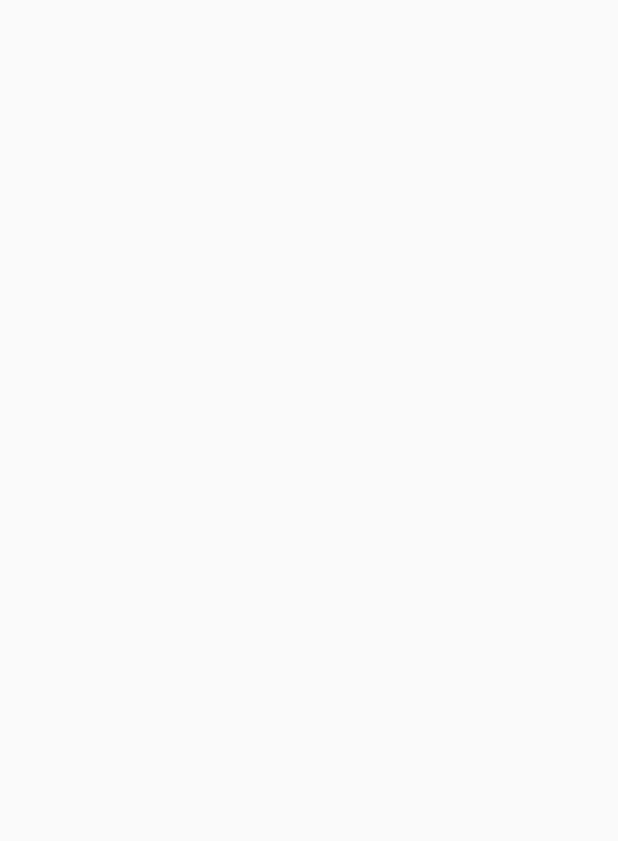
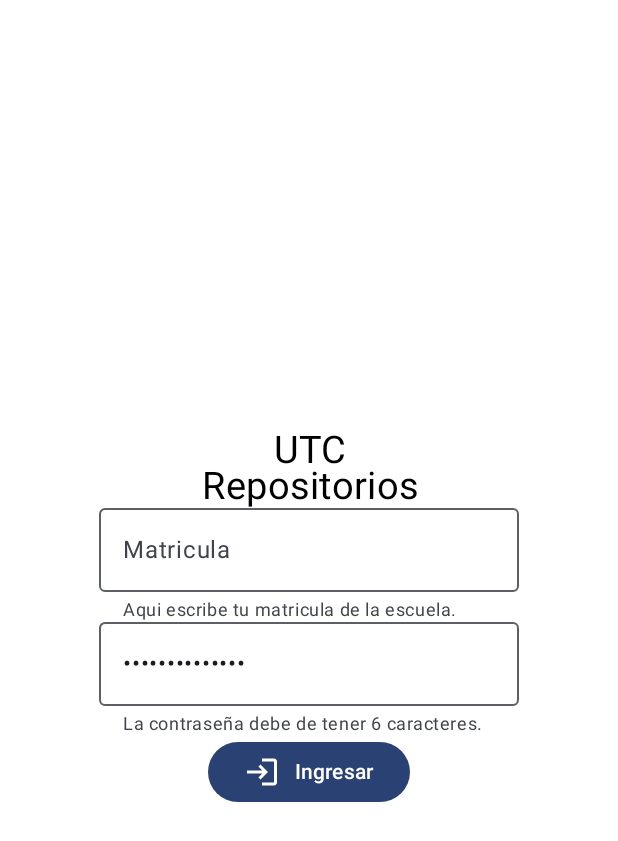
Before and after one commit to SebastianGH1/RepositorioProyectosApp, an Android app built with Jetpack Compose: the screen it shows after launch (MainActivity), on a phone screen of 412 x 824 dp. Before the commit the part shown is empty. Shown: the top 841 px of the screen. Run offline under Robolectric (Android 15) with nearby library versions, the phone set to English and light mode, and no system bars.

Commit message:
feat: agregue diseño del login

```diff
--- a/app/build.gradle
+++ b/app/build.gradle
@@ -47,7 +47,6 @@ android {
 }
 
 dependencies {
-
     implementation libs.androidx.core.ktx
     implementation libs.androidx.lifecycle.runtime.ktx
     implementation libs.androidx.activity.compose
--- a/app/src/main/AndroidManifest.xml
+++ b/app/src/main/AndroidManifest.xml
@@ -13,7 +13,7 @@
         android:theme="@style/Theme.RepositorioProyectosApp"
         tools:targetApi="31">
         <activity
-            android:name=".MainActivity"
+            android:name=".activitys.MainActivity"
             android:exported="true"
             android:label="@string/app_name"
             android:theme="@style/Theme.RepositorioProyectosApp">
--- a/app/src/main/java/com/utc/repositorios/MainActivity.kt
+++ b/app/src/main/java/com/utc/repositorios/activitys/MainActivity.kt
@@ -1,17 +1,11 @@
 
-package com.utc.repositorios
+package com.utc.repositorios.activitys
 
 import android.os.Bundle
 import androidx.activity.ComponentActivity
 import androidx.activity.compose.setContent
 import androidx.activity.enableEdgeToEdge
-import androidx.compose.foundation.layout.fillMaxSize
-import androidx.compose.foundation.layout.padding
-import androidx.compose.material3.Scaffold
-import androidx.compose.material3.Text
-import androidx.compose.runtime.Composable
-import androidx.compose.ui.Modifier
-import androidx.compose.ui.tooling.preview.Preview
+import com.utc.repositorios.design.LoginDesign
 import com.utc.repositorios.ui.theme.RepositorioProyectosAppTheme
 
 class MainActivity : ComponentActivity() {
@@ -20,6 +14,7 @@ class MainActivity : ComponentActivity() {
         enableEdgeToEdge()
         setContent {
             RepositorioProyectosAppTheme {
+                LoginDesign()
             }
         }
     }
--- /dev/null
+++ b/app/src/main/java/com/utc/repositorios/design/LoginDesign.kt
@@ -0,0 +1,97 @@
+package com.utc.repositorios.design
+
+import android.util.Log
+import androidx.compose.foundation.background
+import androidx.compose.foundation.layout.Arrangement
+import androidx.compose.foundation.layout.Column
+import androidx.compose.foundation.layout.Spacer
+import androidx.compose.foundation.layout.fillMaxSize
+import androidx.compose.foundation.layout.fillMaxWidth
+import androidx.compose.foundation.layout.padding
+import androidx.compose.foundation.layout.size
+import androidx.compose.material3.Button
+import androidx.compose.material3.Icon
+import androidx.compose.material3.OutlinedTextField
+import androidx.compose.material3.Text
+import androidx.compose.runtime.Composable
+import androidx.compose.ui.Alignment
+import androidx.compose.ui.Modifier
+import androidx.compose.ui.graphics.Color
+import androidx.compose.ui.res.painterResource
+import androidx.compose.ui.text.input.PasswordVisualTransformation
+import androidx.compose.ui.text.style.TextAlign
+import androidx.compose.ui.tooling.preview.Preview
+import androidx.compose.ui.unit.dp
+import androidx.compose.ui.unit.sp
+import com.utc.repositorios.R
+
+@Preview
+@Composable
+private fun LoginDesignPreview() {
+    LoginDesign()
+}
+
+@Composable
+fun LoginDesign() {
+    Column(
+        modifier = Modifier
+            .fillMaxSize()
+            .background(Color.White),
+        horizontalAlignment = Alignment.CenterHorizontally,
+        verticalArrangement = Arrangement.Center
+    ) {
+
+        Text(
+            text = "UTC\nRepositorios",
+            modifier = Modifier
+                .fillMaxWidth(),
+            fontSize = 25.sp,
+            textAlign = TextAlign.Center
+        )
+
+        OutlinedTextField(
+            modifier = Modifier
+                .padding(horizontal = 16.dp),
+            value = "",
+            onValueChange = {},
+            placeholder = {
+                Text(text = "Matricula")
+            },
+            supportingText = {
+                Text(text = "Aqui escribe tu matricula de la escuela.")
+            }
+        )
+
+        OutlinedTextField(
+            modifier = Modifier
+                .padding(horizontal = 16.dp),
+            value = "miPassword123#",
+            onValueChange = {},
+            placeholder = {
+                Text(text = "Contraseña")
+            },
+            supportingText = {
+                Text(text = "La contraseña debe de tener 6 caracteres.")
+            },
+            visualTransformation = PasswordVisualTransformation()
+        )
+
+        Button(
+            onClick = {
+                Log.i("AppUtc", "Click Login")
+            },
+            content = {
+                Icon(
+                    painter = painterResource(id = R.drawable.ic_login),
+                    contentDescription = null
+                )
+                Spacer(modifier = Modifier.size(10.dp))
+                Text(
+                    text = "Ingresar"
+                )
+            }
+        )
+
+
+    }
+}
--- /dev/null
+++ b/app/src/main/res/drawable/ic_login.xml
@@ -0,0 +1,5 @@
+<vector xmlns:android="http://schemas.android.com/apk/res/android" android:autoMirrored="true" android:height="24dp" android:tint="#000000" android:viewportHeight="24" android:viewportWidth="24" android:width="24dp">
+
+    <path android:fillColor="@android:color/white" android:pathData="M11,7L9.6,8.4l2.6,2.6H2v2h10.2l-2.6,2.6L11,17l5,-5L11,7zM20,19h-8v2h8c1.1,0 2,-0.9 2,-2V5c0,-1.1 -0.9,-2 -2,-2h-8v2h8V19z"/>
+
+</vector>
```
